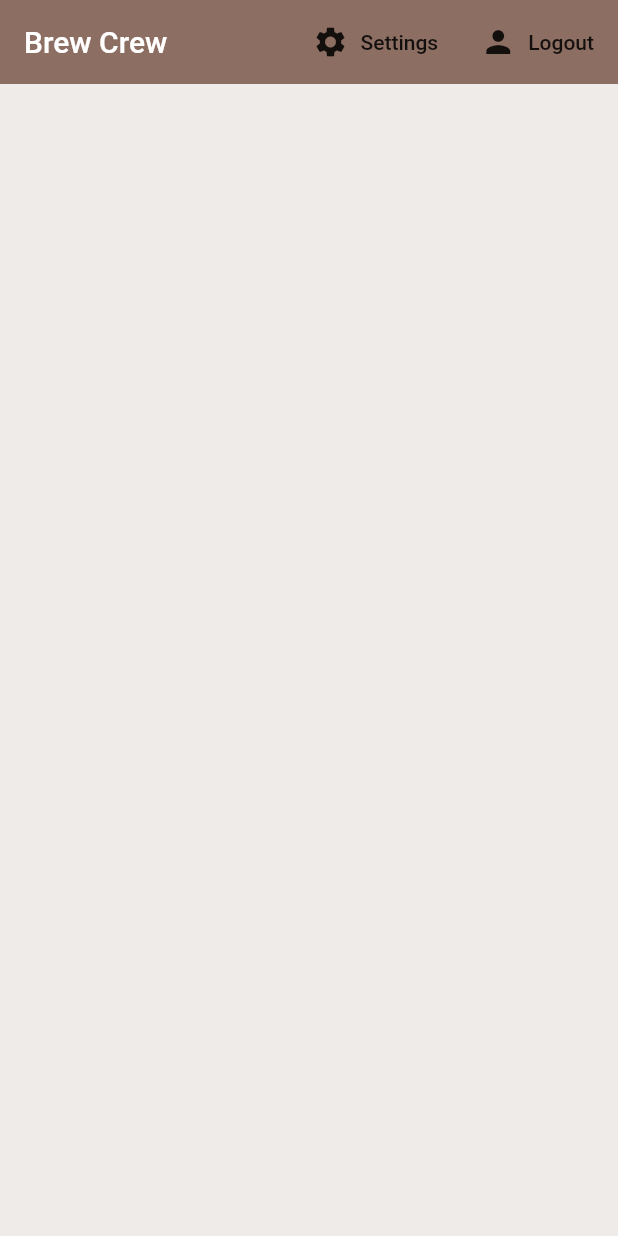
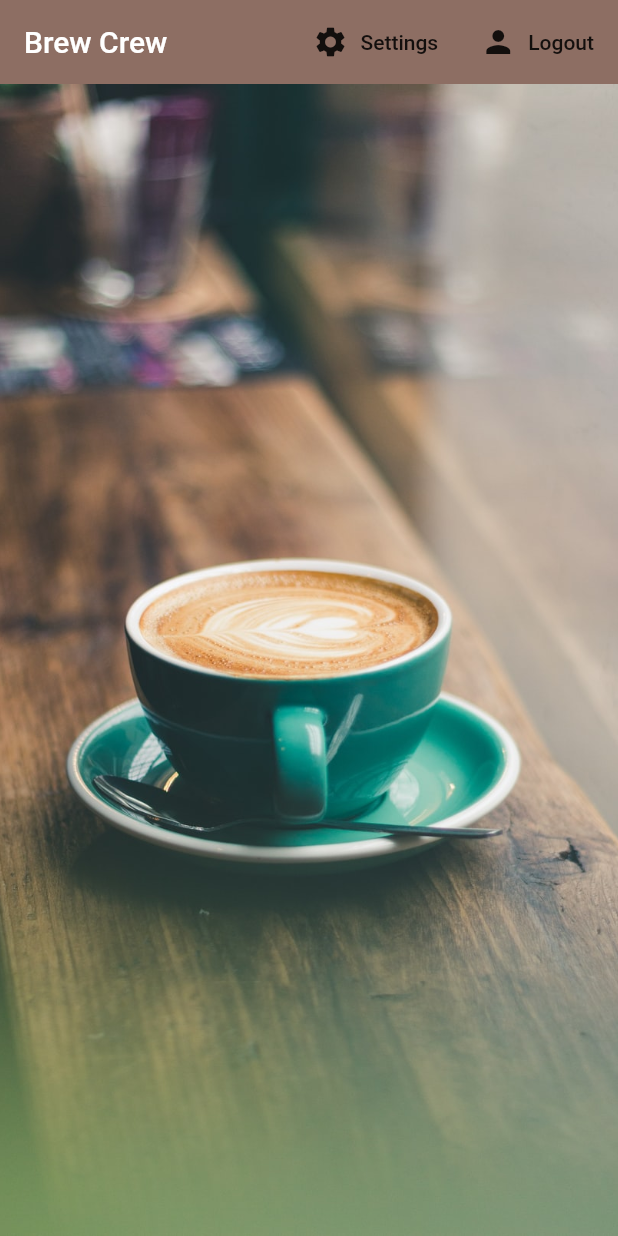
Before and after one commit to H-Zaman/Imba_Crewew, a Flutter app: the screen it shows once a user with an empty profile is signed in, on a phone screen of 412 x 824 dp. Run offline on Flutter 3.47's test engine with Material 2 defaults, Android fonts, the phone set to English and light mode, and no system bars; our stand-ins replace cloud_firestore, firebase_auth, flutter_spinkit; accounts and stored records are empty.

```diff
--- a/lib/models/user.dart
+++ b/lib/models/user.dart
@@ -3,3 +3,13 @@ class User{
 
   User({this.uid});
 }
+
+class UserData {
+
+  final String uid;
+  final String name;
+  final String sugars;
+  final int strength;
+
+  UserData({this.uid,this.name,this.strength,this.sugars});
+}
--- a/lib/screens/home/authenticate/register.dart
+++ b/lib/screens/home/authenticate/register.dart
@@ -45,6 +45,12 @@ class _RegisterState extends State<Register> {
         elevation: 0.0,
       ),
       body: Container(
+        decoration: BoxDecoration(
+            image: DecorationImage(
+              image: AssetImage('assets/register_bg.jpg'),
+              fit: BoxFit.cover,
+            )
+        ),
         padding: EdgeInsets.symmetric(vertical: 20,horizontal: 50),
         child: Form(
           key: _formKey,
--- a/lib/screens/home/authenticate/sign_in.dart
+++ b/lib/screens/home/authenticate/sign_in.dart
@@ -49,6 +49,12 @@ class _SignInState extends State<SignIn> {
         elevation: 0.0,
       ),
       body: Container(
+        decoration: BoxDecoration(
+          image: DecorationImage(
+            image: AssetImage('assets/signin_bg.jpg'),
+            fit: BoxFit.cover,
+          )
+        ),
         padding: EdgeInsets.symmetric(vertical: 20,horizontal: 50),
         child: Form(
           key: _formState,
--- a/lib/screens/home/brew_list.dart
+++ b/lib/screens/home/brew_list.dart
@@ -13,7 +13,7 @@ class _BrewListState extends State<BrewList> {
   @override
   Widget build(BuildContext context) {
 
-    final brews = Provider.of<List<Brew>>(context);
+    final brews = Provider.of<List<Brew>>(context) ?? [];
 
     return ListView.builder(
         itemCount: brews.length,
--- a/lib/screens/home/brew_tile.dart
+++ b/lib/screens/home/brew_tile.dart
@@ -11,17 +11,22 @@ class BrewTile extends StatelessWidget {
   Widget build(BuildContext context) {
     return Padding(
       padding: EdgeInsets.only(top: 10),
+      child: Opacity(
+        opacity: 0.65,
         child: Card(
           margin: EdgeInsets.all(4.0),
           child: ListTile(
             leading: CircleAvatar(
               radius: 25.0,
               backgroundColor: Colors.brown[brew.strength],
+              //TODO icon needs to changed color not showing icon middle needs to be empty
+              //backgroundImage: AssetImage('assets/coffee-icon.jpg'),
             ),
             title: Text(brew.name),
             subtitle: Text('Preferrs ${brew.sugar} Sugar(s)'),
           ),
         ),
+      ),
     );
   }
 }
--- a/lib/screens/home/home.dart
+++ b/lib/screens/home/home.dart
@@ -48,7 +48,15 @@ class Home extends StatelessWidget {
             )
           ],
         ),
-        body: BrewList(),
+        body: Container(
+          decoration: BoxDecoration(
+            image: DecorationImage(
+              image: AssetImage('assets/coffee_bg.jpg'),
+              fit: BoxFit.cover,
+            )
+          ),
+            child: BrewList()
+        ),
       ),
     );
   }
--- a/pubspec.yaml
+++ b/pubspec.yaml
@@ -45,9 +45,8 @@ flutter:
   uses-material-design: true
 
   # To add assets to your application, add an assets section, like this:
-  # assets:
-  #  - images/a_dot_burr.jpeg
-  #  - images/a_dot_ham.jpeg
+  assets:
+    - assets/
 
   # An image asset can refer to one or more resolution-specific "variants", see
   # https://flutter.dev/assets-and-images/#resolution-aware.
```
Also changed, not shown: lib/screens/home/settings_form.dart (+37 -11 lines), lib/services/database.dart (+17 -2 lines), assets/coffee-icon.jpg (added), assets/coffee_bg.jpg (added), assets/register_bg.jpg (added), assets/signin_bg.jpg (added). Lines whose indentation alone changed are shown as unchanged.
